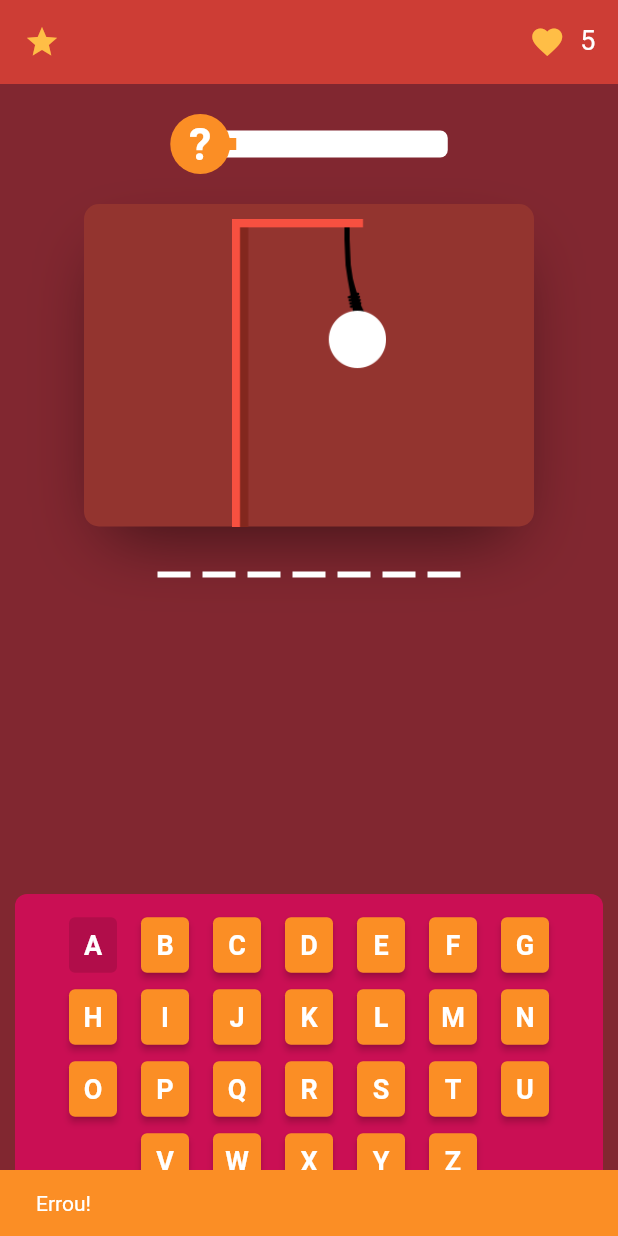
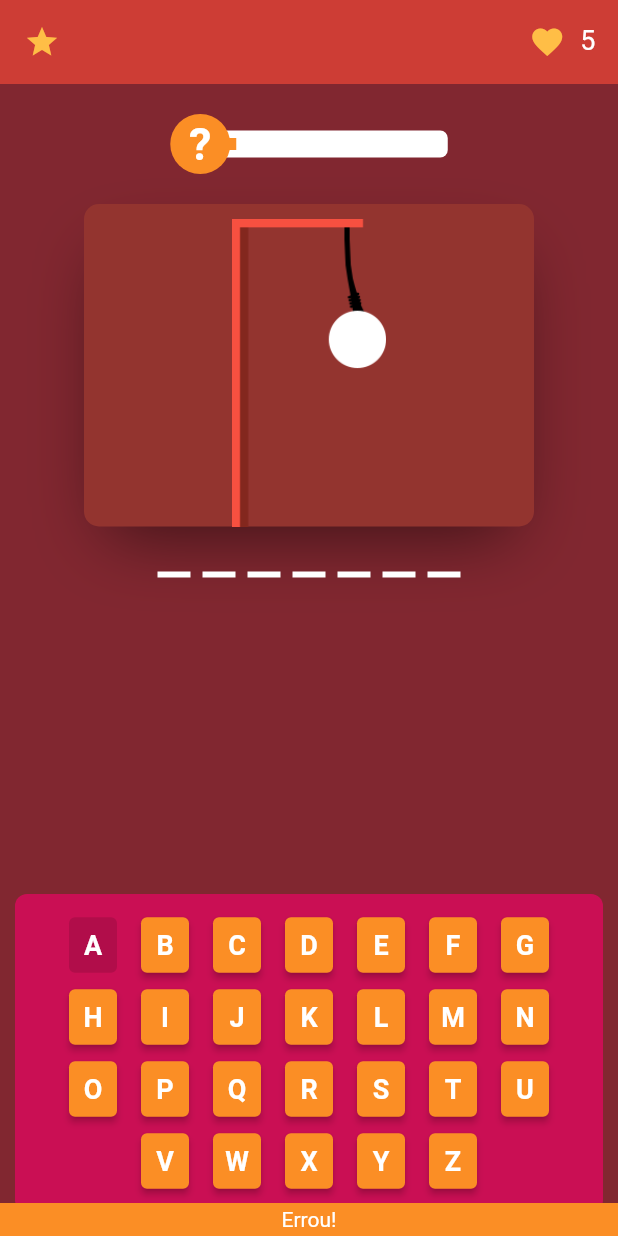
Before and after one commit to Matheus-IT/prog4_avaliacao2, a Flutter app: the GamePage screen opened by its route, after a tap on an icon or button, on a phone screen of 412 x 824 dp. Run offline on Flutter 3.47's test engine with Material 2 defaults, Android fonts, the phone set to English and light mode, and no system bars; our stand-ins replace rive.

```diff
--- a/lib/controllers/game_controller.dart
+++ b/lib/controllers/game_controller.dart
@@ -1,3 +1,5 @@
+import 'dart:async';
+
 import '../models/hint_model.dart';
 import '../models/player_model.dart';
 import '../models/word_model.dart';
@@ -71,20 +73,24 @@ class GameController {
       letter.markAsHit();
       snackBarFeedback('Acertou!');
       if (word.allLettersWereRevealed()) {
+        Timer(const Duration(milliseconds: 1100), () {
           goToResultPage(
             playerWon: true,
             guessedWord: word.value,
             hint: hint.value,
           );
+        });
       }
     } else {
       player.decreaseLivesIfCan();
       if (player.lives == 0) {
+        Timer(const Duration(milliseconds: 1100), () {
           goToResultPage(
             playerWon: false,
             guessedWord: word.value,
             hint: hint.value,
           );
+        });
       }
       player.updateHangingStage();
       increaseHintBar();
--- a/lib/pages/game_page/game_page.dart
+++ b/lib/pages/game_page/game_page.dart
@@ -60,9 +60,13 @@ class _GamePageState extends State<GamePage> {
   void snackBarFeedback(String message) {
     ScaffoldMessenger.of(context).showSnackBar(
       SnackBar(
-        content: Text(message),
+        content: Text(
+          message,
+          textAlign: TextAlign.center,
+        ),
         backgroundColor: kWordsColor,
         duration: const Duration(seconds: 1),
+        padding: const EdgeInsets.all(3),
       ),
     );
   }
--- a/lib/pages/result_page/components/result_box.dart
+++ b/lib/pages/result_page/components/result_box.dart
@@ -22,6 +22,11 @@ class ResultBox extends StatelessWidget {
           children: [
             Text(title),
             Text(values),
+            const Divider(
+              indent: 50,
+              endIndent: 50,
+              thickness: 2,
+            ),
           ],
         ));
   }
--- a/pubspec.yaml
+++ b/pubspec.yaml
@@ -35,6 +35,7 @@ dependencies:
   # Use with the CupertinoIcons class for iOS style icons.
   cupertino_icons: ^1.0.2
   flutter_svg: ^1.1.1+1
+  rive: ^0.9.0
 
 dev_dependencies:
   flutter_test:
@@ -63,6 +64,7 @@ flutter:
     - assets/image/
     - assets/image/player_stages/
     - assets/image/icon/
+    - assets/animations/
   #   - images/a_dot_ham.jpeg
 
   # An image asset can refer to one or more resolution-specific "variants", see
```
Also changed, not shown: lib/pages/home_page/home_page.dart (+9 -3 lines), lib/pages/result_page/result_page.dart (+19 -8 lines), pubspec.lock, 1 other file. Lines whose indentation alone changed are shown as unchanged.
